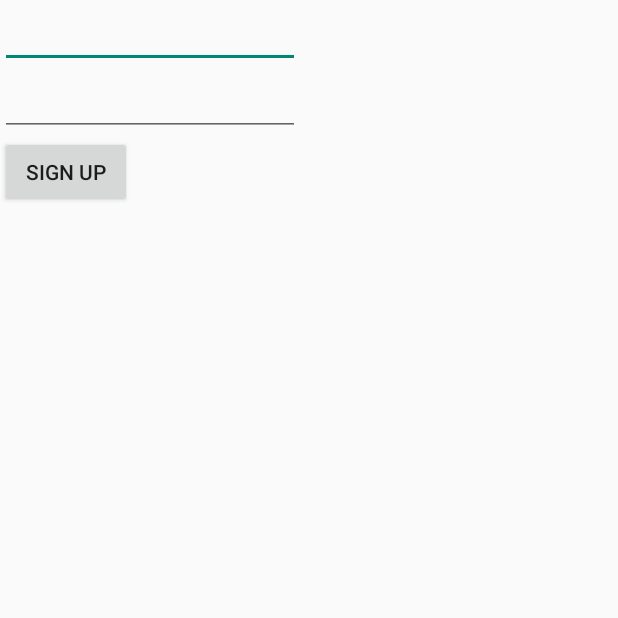
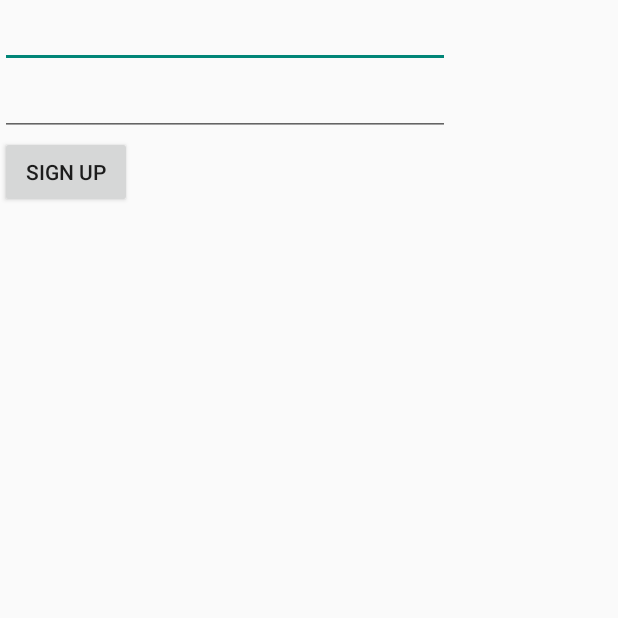
Before and after one commit to choyj0920/KotlinProject, an Android app: the LoginActivity screen opened directly, with no data from a screen before it, on a phone screen of 412 x 824 dp, the top half of it. Run offline under Robolectric (Android 15) with nearby library versions, the phone set to English and light mode, and no system bars; our stand-ins replace Firebase (no records; nobody signed in at launch, a user with empty details on screens opened directly).

Commit message:
ENH : login Activity xml width 200->300

```diff
--- a/app/src/main/res/layout/activity_login.xml
+++ b/app/src/main/res/layout/activity_login.xml
@@ -9,11 +9,11 @@
 
     <EditText
         android:id="@+id/emil_edittext"
-        android:layout_width="200dp"
+        android:layout_width="300dp"
         android:layout_height="wrap_content"/>
     <EditText
         android:id="@+id/password_edittext"
-        android:layout_width="200dp"
+        android:layout_width="300dp"
         android:layout_height="wrap_content"/>
     <Button
         android:id="@+id/signup_button"
```
